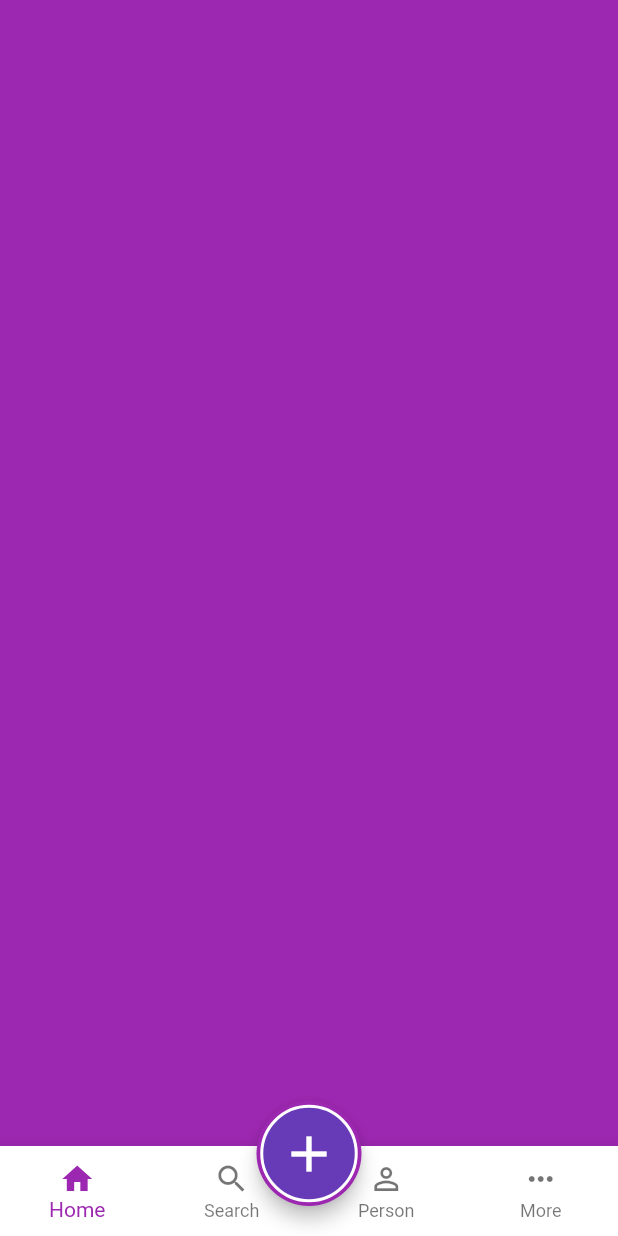
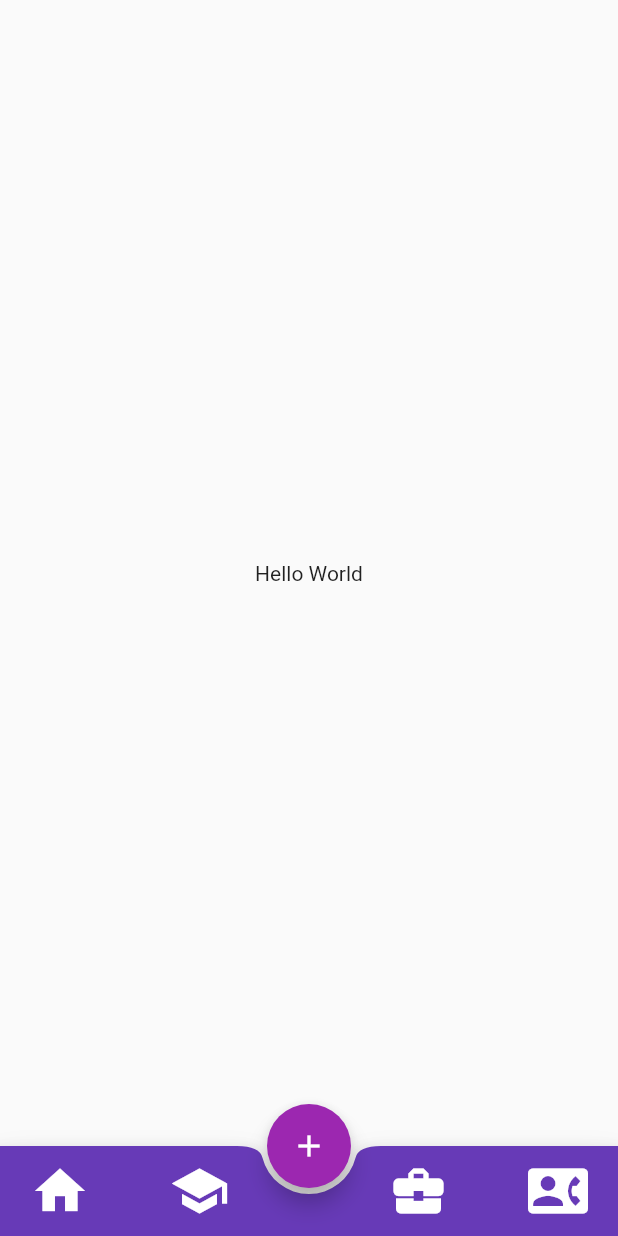
Before and after one commit to Mufaddal5253110/flutter_bottom_navigation_bar, a Flutter app: the screen it shows after launch, on a phone screen of 412 x 824 dp. Run offline on Flutter 3.47's test engine with Material 2 defaults, Android fonts, the phone set to English and light mode, and no system bars; our stand-ins replace curved_navigation_bar, titled_navigation_bar; missing offline and left inert: ff_navigation_bar.

Commit message:
bottom_navigation_bar_6_added

```diff
--- /dev/null
+++ b/lib/bottom_6.dart
@@ -0,0 +1,32 @@
+import 'package:flutter/material.dart';
+
+class BottomNavSix extends StatelessWidget {
+  @override
+  Widget build(BuildContext context) {
+    return Scaffold(
+      body: Center(child: Text('Hello World')),
+      floatingActionButton:
+          FloatingActionButton(onPressed: () {}, child: Icon(Icons.add)),
+      floatingActionButtonLocation: FloatingActionButtonLocation.centerDocked,
+      bottomNavigationBar: BottomAppBar(
+          color: Colors.deepPurple,
+          shape: CircularNotchedRectangle(),
+          child: Container(
+              height: 60,
+              child: Padding(
+                padding: const EdgeInsets.symmetric(horizontal: 20.0),
+                child: Row(
+                  mainAxisAlignment: MainAxisAlignment.spaceBetween,
+                  children: <Widget>[
+                    Icon(Icons.home, size: 40.0, color: Colors.white),
+                    Icon(Icons.school, size: 40.0, color: Colors.white),
+                    SizedBox.shrink(),
+                    Icon(Icons.business_center,
+                        size: 40.0, color: Colors.white),
+                    Icon(Icons.contact_phone, size: 40.0, color: Colors.white)
+                  ],
+                ),
+              ))),
+    );
+  }
+}
--- a/lib/main.dart
+++ b/lib/main.dart
@@ -3,7 +3,8 @@ import 'package:flutter/material.dart';
 // import 'package:flutter_bottom_naviation_bar/bottom_2.dart';
 // import 'package:flutter_bottom_naviation_bar/bottom_3.dart';
 // import 'package:flutter_bottom_naviation_bar/bottom_4.dart';
-import 'package:flutter_bottom_naviation_bar/bottom_5.dart';
+// import 'package:flutter_bottom_naviation_bar/bottom_5.dart';
+import 'package:flutter_bottom_naviation_bar/bottom_6.dart';
 
 void main() {
   runApp(MyApp());
@@ -18,7 +19,7 @@ class MyApp extends StatelessWidget {
       theme: ThemeData(
         primarySwatch: Colors.purple,
       ),
-      home: BottomNavFive(),
+      home: BottomNavSix(),
     );
   }
 }
```
